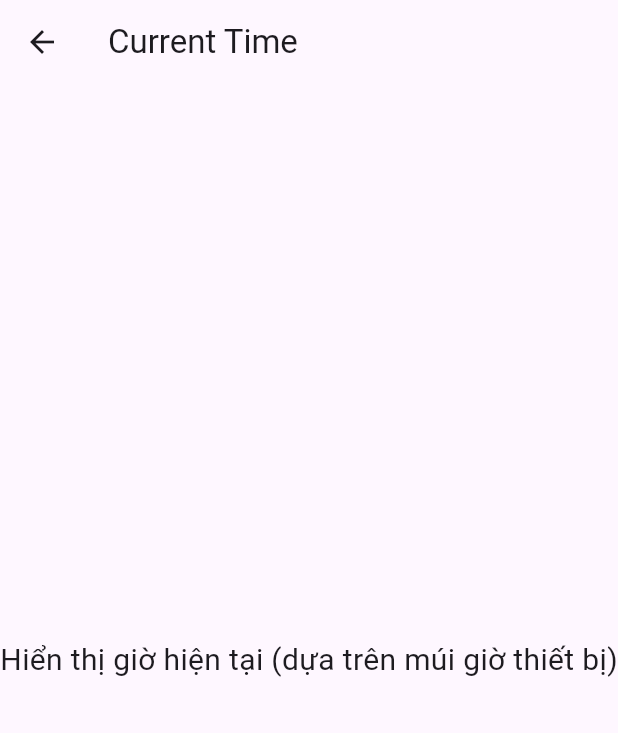
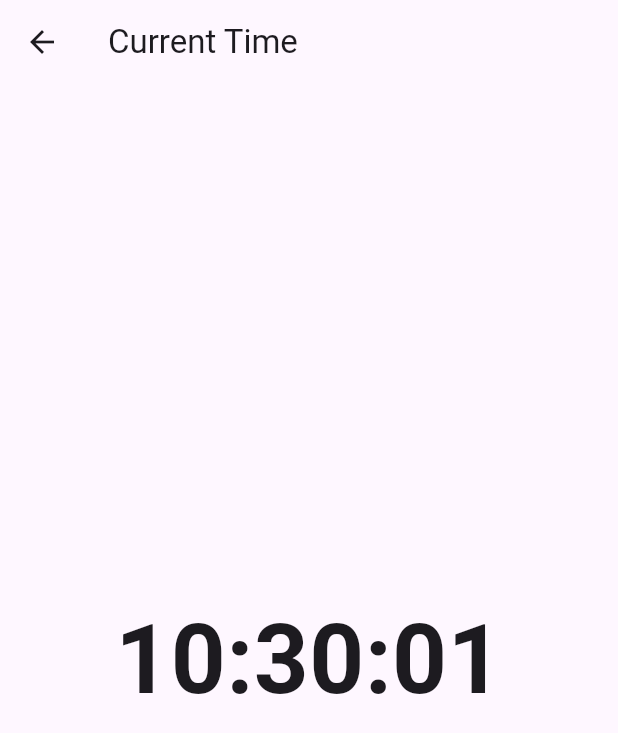
Before and after one commit to NguyenNhatHuynh/Time-Tracker-App, a Flutter app: the CurrentTimeScreen screen opened directly, on a phone screen of 412 x 824 dp. Shown: the top 733 px of the screen. Run offline on Flutter 3.47's test engine with Material 3 defaults, Android fonts, the phone set to English and light mode, and no system bars; our stand-ins replace audioplayers.

Commit message:
Future - Current Timer

```diff
--- a/lib/screens/current_time_screen.dart
+++ b/lib/screens/current_time_screen.dart
@@ -1,14 +1,56 @@
 import 'package:flutter/material.dart';
+import 'dart:async';
 
-class CurrentTimeScreen extends StatelessWidget {
+class CurrentTimeScreen extends StatefulWidget {
+  @override
+  _CurrentTimeScreenState createState() => _CurrentTimeScreenState();
+}
+
+class _CurrentTimeScreenState extends State<CurrentTimeScreen> {
+  late String _currentTime;
+  Timer? _timer;
+
+  @override
+  void initState() {
+    super.initState();
+    _currentTime = _getCurrentTime();
+    _startTimer();
+  }
+
+  void _startTimer() {
+    _timer = Timer.periodic(Duration(seconds: 1), (Timer timer) {
+      setState(() {
+        _currentTime = _getCurrentTime();
+      });
+    });
+  }
+
+  String _getCurrentTime() {
+    final now = DateTime.now();
+    return "${_formatTime(now.hour)}:${_formatTime(now.minute)}:${_formatTime(now.second)}";
+  }
+
+  String _formatTime(int time) {
+    return time < 10 ? "0$time" : "$time";
+  }
+
+  @override
+  void dispose() {
+    _timer?.cancel(); // Hủy Timer khi màn hình bị hủy
+    super.dispose();
+  }
+
   @override
   Widget build(BuildContext context) {
     return Scaffold(
       appBar: AppBar(title: Text("Current Time")),
       body: Center(
         child: Text(
-          "Hiển thị giờ hiện tại (dựa trên múi giờ thiết bị)",
-          style: TextStyle(fontSize: 20),
+          _currentTime,
+          style: TextStyle(
+            fontSize: 64, // Tăng kích thước font lên 64
+            fontWeight: FontWeight.bold,
+          ),
         ),
       ),
     );
```
Also changed, not shown: lib/main.dart (+73 -15 lines).
